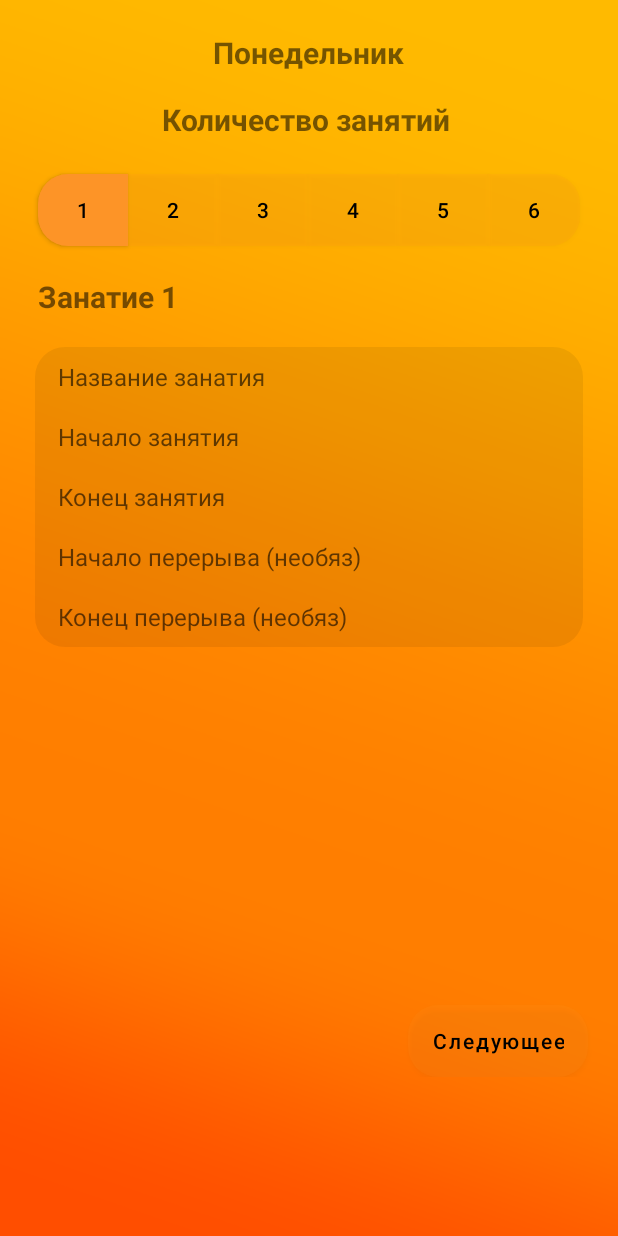
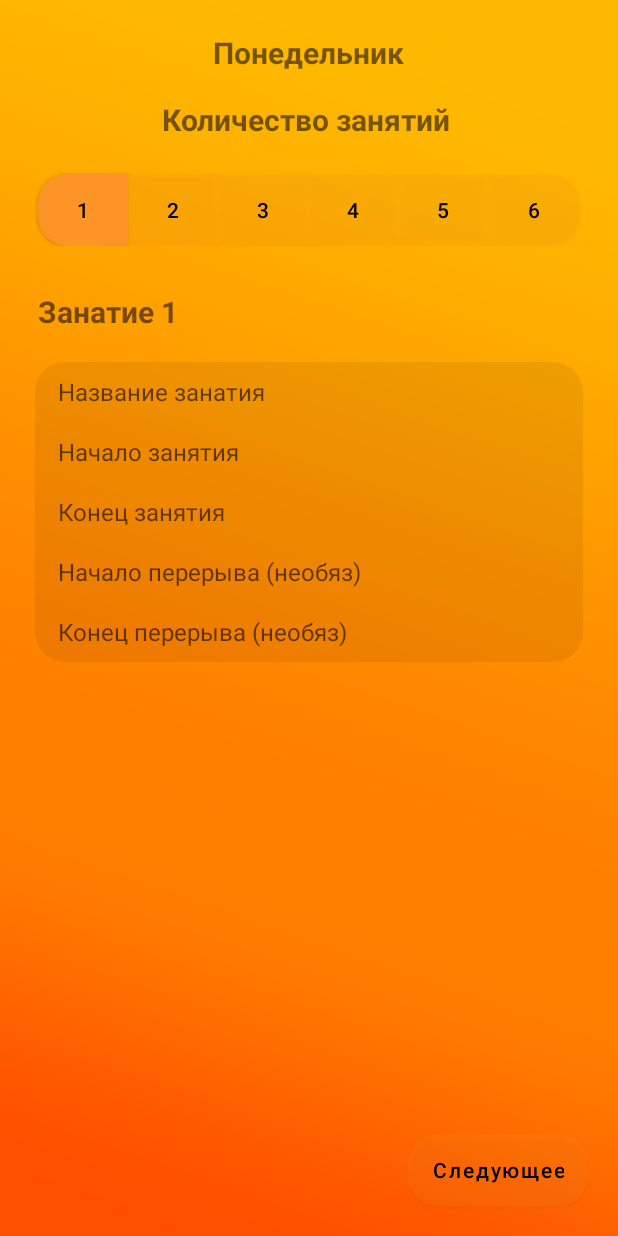
Before and after one commit to l-Mel-l/MySchedule, an Android app: the ChooseLessonsActivity screen opened directly, with no data from a screen before it, on a phone screen of 412 x 824 dp. Run offline under Robolectric (Android 15) with nearby library versions, the light colour scheme and no system bars; 1 statement that could not run was skipped.

Commit message:
Добавлено не полное окно записи расписания с переключением дней недели

```diff
--- a/app/src/main/java/com/example/myschedule/ChooseLessonsActivity.java
+++ b/app/src/main/java/com/example/myschedule/ChooseLessonsActivity.java
@@ -6,10 +6,13 @@ import android.os.Bundle;
 import android.view.View;
 import android.widget.Button;
 import android.widget.RelativeLayout;
+import android.widget.TextView;
 
 public class ChooseLessonsActivity extends AppCompatActivity {
 
     int activeButton2 = 1;
+    String[] receivedArray = null;
+    int currentIndex = 0;
 
     @Override
     protected void onCreate(Bundle savedInstanceState) {
@@ -24,7 +27,17 @@ public class ChooseLessonsActivity extends AppCompatActivity {
         Button lessonbtn4 = findViewById(R.id.LessonBtn4);
         Button lessonbtn5 = findViewById(R.id.LessonBtn5);
         Button lessonbtn6 = findViewById(R.id.LessonBtn6);
+        Button nextdaybtn = findViewById(R.id.NextDayBtn);
+        TextView textview = findViewById(R.id.textview1);
         lessonbtn1.setBackgroundResource(R.drawable.rounded_button_selected);
+        Bundle extras = getIntent().getExtras();
+
+        if (extras != null) {
+            receivedArray = (String[]) extras.get("weekend");
+        }
+
+        textview.setText(receivedArray[currentIndex]);
+        currentIndex++;
 
         lessonbtn1.setOnClickListener(v -> {
             lessonbtn1.setBackgroundResource(R.drawable.rounded_button_selected);
@@ -86,6 +99,18 @@ public class ChooseLessonsActivity extends AppCompatActivity {
             activeButton2 = 6;
             SetVisibility(activeButton2);
         });
+        nextdaybtn.setOnClickListener(new View.OnClickListener() {
+            @Override
+            public void onClick(View view) {
+                while (receivedArray.length > currentIndex && receivedArray[currentIndex] == null) {
+                    currentIndex++; // Пропуск null значений
+                }
+                if (currentIndex < receivedArray.length) {
+                    textview.setText(receivedArray[currentIndex]); // Установка следующего значения
+                    currentIndex++;
+                }
+            }
+        });
     }
     public void SetVisibility(int activeButton2){
         RelativeLayout lesson1 = findViewById(R.id.Lesson1);
@@ -137,5 +162,6 @@ public class ChooseLessonsActivity extends AppCompatActivity {
             default:
                 break;
         }
+
     }
 }
--- a/app/src/main/java/com/example/myschedule/MainActivity.java
+++ b/app/src/main/java/com/example/myschedule/MainActivity.java
@@ -21,6 +21,7 @@ public class MainActivity extends AppCompatActivity {
             public void onClick(View v) {
                 Intent intent = new Intent(MainActivity.this, FirstSettingsActivity.class);
                 startActivity(intent);
+                finish();
             }
         });
         TextView textView = findViewById(R.id.SignUpText);
@@ -29,6 +30,7 @@ public class MainActivity extends AppCompatActivity {
             public void onClick(View v) {
                 Intent intent = new Intent(MainActivity.this, RegisterActivity.class);
                 startActivity(intent);
+                finish();
             }
         });
     }
--- a/app/src/main/res/layout/activity_choose_lessons.xml
+++ b/app/src/main/res/layout/activity_choose_lessons.xml
@@ -1,16 +1,16 @@
 <?xml version="1.0" encoding="utf-8"?>
-<ScrollView xmlns:android="http://schemas.android.com/apk/res/android"
+<RelativeLayout xmlns:android="http://schemas.android.com/apk/res/android"
     xmlns:tools="http://schemas.android.com/tools"
+    android:id="@+id/firstRelative"
     android:layout_width="match_parent"
     android:layout_height="match_parent"
     android:background="@drawable/gradient"
     tools:context=".ChooseLessonsActivity">
 
     <RelativeLayout
+        android:id="@+id/textid"
         android:layout_width="match_parent"
-        android:layout_height="match_parent">
-
-
+        android:layout_height="wrap_content">
 
     <TextView
         android:id="@+id/textview1"
@@ -113,13 +113,20 @@
         android:background="@drawable/rounded_button2"
         android:text="6"
         android:textColor="@color/black" />
+    </RelativeLayout>
+    <ScrollView
+        android:layout_below="@+id/textid"
+        android:layout_marginTop="10dp"
+        android:layout_width="match_parent"
+        android:layout_height="match_parent">
+        <RelativeLayout
+            android:layout_width="wrap_content"
+            android:layout_height="wrap_content">
         <RelativeLayout
             android:id="@+id/Lesson1"
-        android:layout_below="@+id/LessonBtn6"
             android:layout_marginTop="20dp"
             android:layout_width="wrap_content"
             android:layout_height="wrap_content">
-
 
             <TextView
                 android:id="@+id/LessonText1"
@@ -768,20 +775,21 @@
                 android:paddingEnd="15dp"
                 android:textSize="16dp" />
         </RelativeLayout>
-
-
+        </RelativeLayout>
+    </ScrollView>
     <Button
-            android:id="@+id/SaveBtn"
-            android:layout_width="120dp"
+        android:id="@+id/NextDayBtn"
+        android:layout_width="wrap_content"
         android:layout_height="wrap_content"
-            android:layout_below="@+id/PerSecTimeNameFirst1"
-            android:layout_marginTop="670dp"
+        android:layout_alignParentBottom="true"
         android:layout_alignParentEnd="true"
         android:layout_marginEnd="20dp"
+        android:layout_marginBottom="20dp"
         android:background="@drawable/rounded_button3"
         android:text="Следующее"
         android:textAllCaps="false"
         android:textColor="@color/black" />
 
+
+
     </RelativeLayout>
-</ScrollView>
--- a/app/src/main/res/layout/activity_firstsettings.xml
+++ b/app/src/main/res/layout/activity_firstsettings.xml
@@ -87,13 +87,13 @@
         android:layout_width="320dp"
         android:layout_height="wrap_content"
         android:layout_below="@+id/button2"
+        android:layout_centerInParent="true"
         android:layout_marginStart="52dp"
         android:layout_marginTop="40dp"
         android:background="@drawable/rounded_button3"
         android:text="Названия недель                             >"
         android:textAllCaps="false"
-        android:textColor="@color/black"
-        android:layout_centerInParent="true" />
+        android:textColor="@color/black" />
 
     <Button
         android:id="@+id/ChooseWeekendsBtn"
```
Also changed, not shown: app/src/main/java/com/example/myschedule/FirstSettingsActivity.java (+18 -2 lines), app/src/main/java/com/example/myschedule/WeekendsActivity.java (+26 -0 lines). Lines whose indentation alone changed are shown as unchanged.
